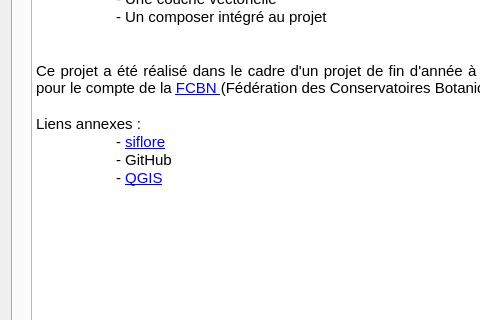
Before: the Qt Designer form plantmap_dialog_base.ui in Max77T/plantmap-plugin, drawn with Qt 5; both pictures show x 0 to 480 and y 268 to 588 of the 837 by 846 pixel window.
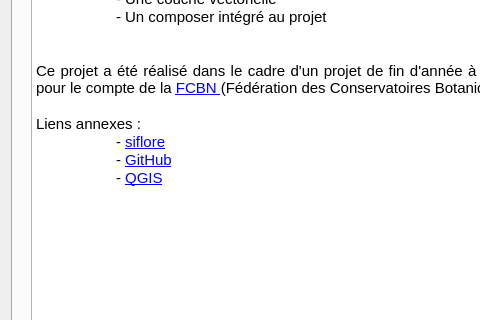
After: the same form once the commit is applied. Custom widgets are drawn as their Qt base class.

Diff of the .ui file:
```diff
--- a/plantmap_dialog_base.ui
+++ b/plantmap_dialog_base.ui
@@ -56,27 +56,27 @@
               <string>&lt;!DOCTYPE HTML PUBLIC &quot;-//W3C//DTD HTML 4.0//EN&quot; &quot;http://www.w3.org/TR/REC-html40/strict.dtd&quot;&gt;
 &lt;html&gt;&lt;head&gt;&lt;meta name=&quot;qrichtext&quot; content=&quot;1&quot; /&gt;&lt;style type=&quot;text/css&quot;&gt;
 p, li { white-space: pre-wrap; }
-&lt;/style&gt;&lt;/head&gt;&lt;body style=&quot; font-family:'Ubuntu'; font-size:11pt; font-weight:400; font-style:normal;&quot;&gt;
-&lt;p align=&quot;center&quot; style=&quot; margin-top:0px; margin-bottom:0px; margin-left:0px; margin-right:0px; -qt-block-indent:0; text-indent:0px;&quot;&gt;&lt;span style=&quot; font-weight:600;&quot;&gt;Bienvenue sur le plugin PlantMap : Map Generator&lt;/span&gt;&lt;/p&gt;
-&lt;p align=&quot;center&quot; style=&quot;-qt-paragraph-type:empty; margin-top:0px; margin-bottom:0px; margin-left:0px; margin-right:0px; -qt-block-indent:0; text-indent:0px;&quot;&gt;&lt;br /&gt;&lt;/p&gt;
-&lt;p align=&quot;justify&quot; style=&quot; margin-top:0px; margin-bottom:0px; margin-left:0px; margin-right:0px; -qt-block-indent:0; text-indent:0px;&quot;&gt;Ce plugin a pour objectif de générer un grand nombre de cartes. Il permet d'itérer sur une couche en fonction d'une liste de valeurs entrée en paramètre. Le mécanisme de génération repose sur la modification du filtre QGIS.&lt;/p&gt;
-&lt;p align=&quot;justify&quot; style=&quot;-qt-paragraph-type:empty; margin-top:0px; margin-bottom:0px; margin-left:0px; margin-right:0px; -qt-block-indent:0; text-indent:0px;&quot;&gt;&lt;br /&gt;&lt;/p&gt;
-&lt;p align=&quot;justify&quot; style=&quot; margin-top:0px; margin-bottom:0px; margin-left:0px; margin-right:0px; -qt-block-indent:0; text-indent:0px;&quot;&gt;Le filtrage appliquée sur la couche du projet QGIS ne sera pas maintenue lors de la génération. Le champ &amp;quot;filtrage complémentaire&amp;quot; permet d'appliquer lors de la génération un filtrage supplémentaire sur votre couche.&lt;/p&gt;
-&lt;p align=&quot;justify&quot; style=&quot;-qt-paragraph-type:empty; margin-top:0px; margin-bottom:0px; margin-left:0px; margin-right:0px; -qt-block-indent:0; text-indent:0px;&quot;&gt;&lt;br /&gt;&lt;/p&gt;
-&lt;p align=&quot;justify&quot; style=&quot; margin-top:0px; margin-bottom:0px; margin-left:0px; margin-right:0px; -qt-block-indent:0; text-indent:0px;&quot;&gt;Les pré-requis :&lt;/p&gt;
-&lt;p align=&quot;justify&quot; style=&quot; margin-top:0px; margin-bottom:0px; margin-left:0px; margin-right:0px; -qt-block-indent:0; text-indent:0px;&quot;&gt;	- Un projet QGS&lt;/p&gt;
-&lt;p align=&quot;justify&quot; style=&quot; margin-top:0px; margin-bottom:0px; margin-left:0px; margin-right:0px; -qt-block-indent:0; text-indent:0px;&quot;&gt;	- Une couche vectorielle &lt;/p&gt;
-&lt;p align=&quot;justify&quot; style=&quot; margin-top:0px; margin-bottom:0px; margin-left:0px; margin-right:0px; -qt-block-indent:0; text-indent:0px;&quot;&gt;	- Un composer intégré au projet&lt;/p&gt;
-&lt;p align=&quot;justify&quot; style=&quot;-qt-paragraph-type:empty; margin-top:0px; margin-bottom:0px; margin-left:0px; margin-right:0px; -qt-block-indent:0; text-indent:0px;&quot;&gt;&lt;br /&gt;&lt;/p&gt;
-&lt;p align=&quot;justify&quot; style=&quot;-qt-paragraph-type:empty; margin-top:0px; margin-bottom:0px; margin-left:0px; margin-right:0px; -qt-block-indent:0; text-indent:0px;&quot;&gt;&lt;br /&gt;&lt;/p&gt;
-&lt;p align=&quot;justify&quot; style=&quot; margin-top:0px; margin-bottom:0px; margin-left:0px; margin-right:0px; -qt-block-indent:0; text-indent:0px;&quot;&gt;Ce projet a été réalisé dans le cadre d'un projet de fin d'année à l'&lt;a href=&quot;http://esipe.u-pem.fr/&quot;&gt;&lt;span style=&quot; text-decoration: underline; color:#0000ff;&quot;&gt;ESIPE&lt;/span&gt;&lt;/a&gt; (Ecole Supérieur d'Ingénieur Paris Est) pour le compte de la &lt;a href=&quot;http://www.fcbn.fr/&quot;&gt;&lt;span style=&quot; text-decoration: underline; color:#0000ff;&quot;&gt;FCBN &lt;/span&gt;&lt;/a&gt;(Fédération des Conservatoires Botaniques Nationaux).&lt;/p&gt;
-&lt;p align=&quot;justify&quot; style=&quot;-qt-paragraph-type:empty; margin-top:0px; margin-bottom:0px; margin-left:0px; margin-right:0px; -qt-block-indent:0; text-indent:0px;&quot;&gt;&lt;br /&gt;&lt;/p&gt;
-&lt;p align=&quot;justify&quot; style=&quot; margin-top:0px; margin-bottom:0px; margin-left:0px; margin-right:0px; -qt-block-indent:0; text-indent:0px;&quot;&gt;Liens annexes :&lt;/p&gt;
-&lt;p align=&quot;justify&quot; style=&quot; margin-top:0px; margin-bottom:0px; margin-left:0px; margin-right:0px; -qt-block-indent:0; text-indent:0px;&quot;&gt;	- &lt;a href=&quot;http://siflore.fcbn.fr&quot;&gt;&lt;span style=&quot; text-decoration: underline; color:#0000ff;&quot;&gt;siflore&lt;/span&gt;&lt;/a&gt;&lt;/p&gt;
-&lt;p align=&quot;justify&quot; style=&quot; margin-top:0px; margin-bottom:0px; margin-left:0px; margin-right:0px; -qt-block-indent:0; text-indent:0px;&quot;&gt;	- GitHub&lt;/p&gt;
-&lt;p align=&quot;justify&quot; style=&quot; margin-top:0px; margin-bottom:0px; margin-left:0px; margin-right:0px; -qt-block-indent:0; text-indent:0px;&quot;&gt;	- &lt;a href=&quot;http://www.qgis.org&quot;&gt;&lt;span style=&quot; text-decoration: underline; color:#0000ff;&quot;&gt;QGIS&lt;/span&gt;&lt;/a&gt;&lt;/p&gt;
-&lt;p align=&quot;justify&quot; style=&quot;-qt-paragraph-type:empty; margin-top:0px; margin-bottom:0px; margin-left:0px; margin-right:0px; -qt-block-indent:0; text-indent:0px; text-decoration: underline; color:#0000ff;&quot;&gt;&lt;br /&gt;&lt;/p&gt;
-&lt;p align=&quot;justify&quot; style=&quot;-qt-paragraph-type:empty; margin-top:0px; margin-bottom:0px; margin-left:0px; margin-right:0px; -qt-block-indent:0; text-indent:0px; text-decoration: underline; color:#0000ff;&quot;&gt;&lt;br /&gt;&lt;/p&gt;&lt;/body&gt;&lt;/html&gt;</string>
+&lt;/style&gt;&lt;/head&gt;&lt;body style=&quot; font-family:'MS Shell Dlg 2'; font-size:8.25pt; font-weight:400; font-style:normal;&quot;&gt;
+&lt;p align=&quot;center&quot; style=&quot; margin-top:0px; margin-bottom:0px; margin-left:0px; margin-right:0px; -qt-block-indent:0; text-indent:0px;&quot;&gt;&lt;span style=&quot; font-family:'Ubuntu'; font-size:11pt; font-weight:600;&quot;&gt;Bienvenue sur le plugin PlantMap : Map Generator&lt;/span&gt;&lt;/p&gt;
+&lt;p align=&quot;center&quot; style=&quot;-qt-paragraph-type:empty; margin-top:0px; margin-bottom:0px; margin-left:0px; margin-right:0px; -qt-block-indent:0; text-indent:0px; font-family:'Ubuntu'; font-size:11pt;&quot;&gt;&lt;br /&gt;&lt;/p&gt;
+&lt;p align=&quot;justify&quot; style=&quot; margin-top:0px; margin-bottom:0px; margin-left:0px; margin-right:0px; -qt-block-indent:0; text-indent:0px;&quot;&gt;&lt;span style=&quot; font-family:'Ubuntu'; font-size:11pt;&quot;&gt;Ce plugin a pour objectif de générer un grand nombre de cartes. Il permet d'itérer sur une couche en fonction d'une liste de valeurs entrée en paramètre. Le mécanisme de génération repose sur la modification du filtre QGIS.&lt;/span&gt;&lt;/p&gt;
+&lt;p align=&quot;justify&quot; style=&quot;-qt-paragraph-type:empty; margin-top:0px; margin-bottom:0px; margin-left:0px; margin-right:0px; -qt-block-indent:0; text-indent:0px; font-family:'Ubuntu'; font-size:11pt;&quot;&gt;&lt;br /&gt;&lt;/p&gt;
+&lt;p align=&quot;justify&quot; style=&quot; margin-top:0px; margin-bottom:0px; margin-left:0px; margin-right:0px; -qt-block-indent:0; text-indent:0px;&quot;&gt;&lt;span style=&quot; font-family:'Ubuntu'; font-size:11pt;&quot;&gt;Le filtrage appliquée sur la couche du projet QGIS ne sera pas maintenue lors de la génération. Le champ &amp;quot;filtrage complémentaire&amp;quot; permet d'appliquer lors de la génération un filtrage supplémentaire sur votre couche.&lt;/span&gt;&lt;/p&gt;
+&lt;p align=&quot;justify&quot; style=&quot;-qt-paragraph-type:empty; margin-top:0px; margin-bottom:0px; margin-left:0px; margin-right:0px; -qt-block-indent:0; text-indent:0px; font-family:'Ubuntu'; font-size:11pt;&quot;&gt;&lt;br /&gt;&lt;/p&gt;
+&lt;p align=&quot;justify&quot; style=&quot; margin-top:0px; margin-bottom:0px; margin-left:0px; margin-right:0px; -qt-block-indent:0; text-indent:0px;&quot;&gt;&lt;span style=&quot; font-family:'Ubuntu'; font-size:11pt;&quot;&gt;Les pré-requis :&lt;/span&gt;&lt;/p&gt;
+&lt;p align=&quot;justify&quot; style=&quot; margin-top:0px; margin-bottom:0px; margin-left:0px; margin-right:0px; -qt-block-indent:0; text-indent:0px;&quot;&gt;&lt;span style=&quot; font-family:'Ubuntu'; font-size:11pt;&quot;&gt;	- Un projet QGS&lt;/span&gt;&lt;/p&gt;
+&lt;p align=&quot;justify&quot; style=&quot; margin-top:0px; margin-bottom:0px; margin-left:0px; margin-right:0px; -qt-block-indent:0; text-indent:0px;&quot;&gt;&lt;span style=&quot; font-family:'Ubuntu'; font-size:11pt;&quot;&gt;	- Une couche vectorielle &lt;/span&gt;&lt;/p&gt;
+&lt;p align=&quot;justify&quot; style=&quot; margin-top:0px; margin-bottom:0px; margin-left:0px; margin-right:0px; -qt-block-indent:0; text-indent:0px;&quot;&gt;&lt;span style=&quot; font-family:'Ubuntu'; font-size:11pt;&quot;&gt;	- Un composer intégré au projet&lt;/span&gt;&lt;/p&gt;
+&lt;p align=&quot;justify&quot; style=&quot;-qt-paragraph-type:empty; margin-top:0px; margin-bottom:0px; margin-left:0px; margin-right:0px; -qt-block-indent:0; text-indent:0px; font-family:'Ubuntu'; font-size:11pt;&quot;&gt;&lt;br /&gt;&lt;/p&gt;
+&lt;p align=&quot;justify&quot; style=&quot;-qt-paragraph-type:empty; margin-top:0px; margin-bottom:0px; margin-left:0px; margin-right:0px; -qt-block-indent:0; text-indent:0px; font-family:'Ubuntu'; font-size:11pt;&quot;&gt;&lt;br /&gt;&lt;/p&gt;
+&lt;p align=&quot;justify&quot; style=&quot; margin-top:0px; margin-bottom:0px; margin-left:0px; margin-right:0px; -qt-block-indent:0; text-indent:0px;&quot;&gt;&lt;span style=&quot; font-family:'Ubuntu'; font-size:11pt;&quot;&gt;Ce projet a été réalisé dans le cadre d'un projet de fin d'année à l'&lt;/span&gt;&lt;a href=&quot;http://esipe.u-pem.fr/&quot;&gt;&lt;span style=&quot; font-family:'Ubuntu'; font-size:11pt; text-decoration: underline; color:#0000ff;&quot;&gt;ESIPE&lt;/span&gt;&lt;/a&gt;&lt;span style=&quot; font-family:'Ubuntu'; font-size:11pt;&quot;&gt; (Ecole Supérieur d'Ingénieur Paris Est) pour le compte de la &lt;/span&gt;&lt;a href=&quot;http://www.fcbn.fr/&quot;&gt;&lt;span style=&quot; font-family:'Ubuntu'; font-size:11pt; text-decoration: underline; color:#0000ff;&quot;&gt;FCBN &lt;/span&gt;&lt;/a&gt;&lt;span style=&quot; font-family:'Ubuntu'; font-size:11pt;&quot;&gt;(Fédération des Conservatoires Botaniques Nationaux).&lt;/span&gt;&lt;/p&gt;
+&lt;p align=&quot;justify&quot; style=&quot;-qt-paragraph-type:empty; margin-top:0px; margin-bottom:0px; margin-left:0px; margin-right:0px; -qt-block-indent:0; text-indent:0px; font-family:'Ubuntu'; font-size:11pt;&quot;&gt;&lt;br /&gt;&lt;/p&gt;
+&lt;p align=&quot;justify&quot; style=&quot; margin-top:0px; margin-bottom:0px; margin-left:0px; margin-right:0px; -qt-block-indent:0; text-indent:0px;&quot;&gt;&lt;span style=&quot; font-family:'Ubuntu'; font-size:11pt;&quot;&gt;Liens annexes :&lt;/span&gt;&lt;/p&gt;
+&lt;p align=&quot;justify&quot; style=&quot; margin-top:0px; margin-bottom:0px; margin-left:0px; margin-right:0px; -qt-block-indent:0; text-indent:0px;&quot;&gt;&lt;span style=&quot; font-family:'Ubuntu'; font-size:11pt;&quot;&gt;	- &lt;/span&gt;&lt;a href=&quot;http://siflore.fcbn.fr&quot;&gt;&lt;span style=&quot; font-family:'Ubuntu'; font-size:11pt; text-decoration: underline; color:#0000ff;&quot;&gt;siflore&lt;/span&gt;&lt;/a&gt;&lt;/p&gt;
+&lt;p align=&quot;justify&quot; style=&quot; margin-top:0px; margin-bottom:0px; margin-left:0px; margin-right:0px; -qt-block-indent:0; text-indent:0px;&quot;&gt;&lt;span style=&quot; font-family:'Ubuntu'; font-size:11pt;&quot;&gt;	- &lt;/span&gt;&lt;a href=&quot;https://github.com/Max77T/plantmap-pluginr&quot;&gt;&lt;span style=&quot; font-family:'Ubuntu'; font-size:11pt; text-decoration: underline; color:#0000ff;&quot;&gt;GitHub&lt;/span&gt;&lt;/a&gt;&lt;/p&gt;
+&lt;p align=&quot;justify&quot; style=&quot; margin-top:0px; margin-bottom:0px; margin-left:0px; margin-right:0px; -qt-block-indent:0; text-indent:0px;&quot;&gt;&lt;span style=&quot; font-family:'Ubuntu'; font-size:11pt;&quot;&gt;	- &lt;/span&gt;&lt;a href=&quot;http://www.qgis.org&quot;&gt;&lt;span style=&quot; font-family:'Ubuntu'; font-size:11pt; text-decoration: underline; color:#0000ff;&quot;&gt;QGIS&lt;/span&gt;&lt;/a&gt;&lt;/p&gt;
+&lt;p align=&quot;justify&quot; style=&quot;-qt-paragraph-type:empty; margin-top:0px; margin-bottom:0px; margin-left:0px; margin-right:0px; -qt-block-indent:0; text-indent:0px; font-family:'Ubuntu'; font-size:11pt; text-decoration: underline; color:#0000ff;&quot;&gt;&lt;br /&gt;&lt;/p&gt;
+&lt;p align=&quot;justify&quot; style=&quot;-qt-paragraph-type:empty; margin-top:0px; margin-bottom:0px; margin-left:0px; margin-right:0px; -qt-block-indent:0; text-indent:0px; font-family:'Ubuntu'; font-size:11pt; text-decoration: underline; color:#0000ff;&quot;&gt;&lt;br /&gt;&lt;/p&gt;&lt;/body&gt;&lt;/html&gt;</string>
              </property>
              <property name="textInteractionFlags">
               <set>Qt::TextBrowserInteraction</set>
```
Left out of the diff: 47 changed lines with no effect on the pictures.
